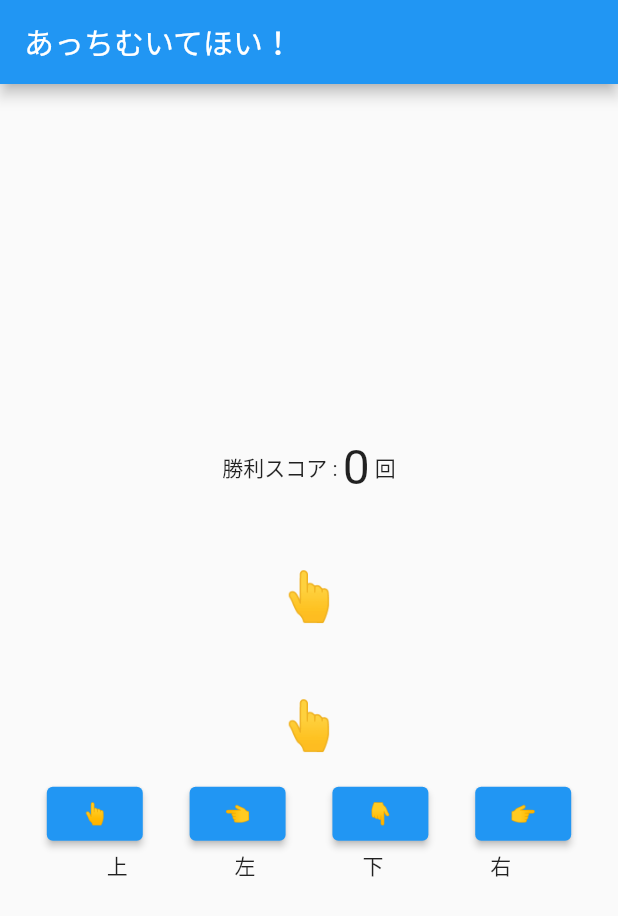
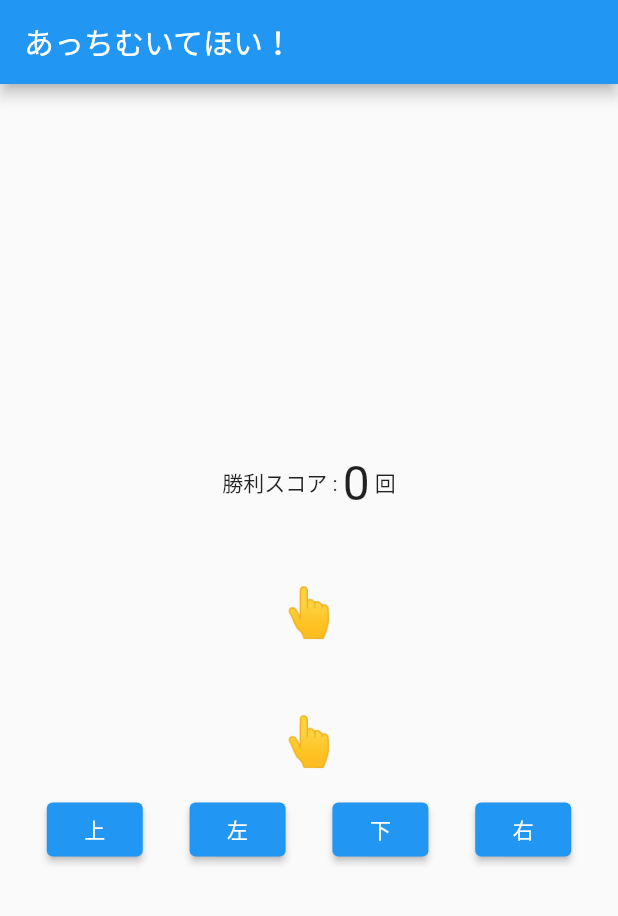
Before and after one commit to masiro0000/attimuitehoi22_12_31, a Flutter app: the screen it shows after launch, on a phone screen of 412 x 824 dp. Shown: the top 916 px of the screen. Run offline on Flutter 3.47's test engine with Material 2 defaults, Android fonts, the phone set to English and light mode, and no system bars.

Commit message:
ボタンテキストの変更

```diff
--- a/lib/main.dart
+++ b/lib/main.dart
@@ -116,35 +116,26 @@ class _AttimuitePageState extends State<AttimuitePage> {
                   onPressed: () {
                     selectHand('👆');
                   },
-                  child: Text('👆'),
+                  child: Text('上'),
                 ),
                 ElevatedButton(
                   onPressed: () {
                     selectHand('👈');
                   },
-                  child: Text('👈'),
+                  child: Text('左'),
                 ),
                 ElevatedButton(
                   onPressed: () {
                     selectHand('👇');
                   },
-                  child: Text('👇'),
+                  child: Text('下'),
                 ),
                 ElevatedButton(
                   onPressed: () {
                     selectHand('👉');
                   },
-                  child: Text('👉'),
+                  child: Text('右'),
                 ),
-              ],
-            ),
-            Row(
-              mainAxisAlignment: MainAxisAlignment.spaceEvenly,
-              children: [
-                Text('上'),
-                Text('左'),
-                Text('下'),
-                Text('右'),
               ],
             ),
           ],
```
